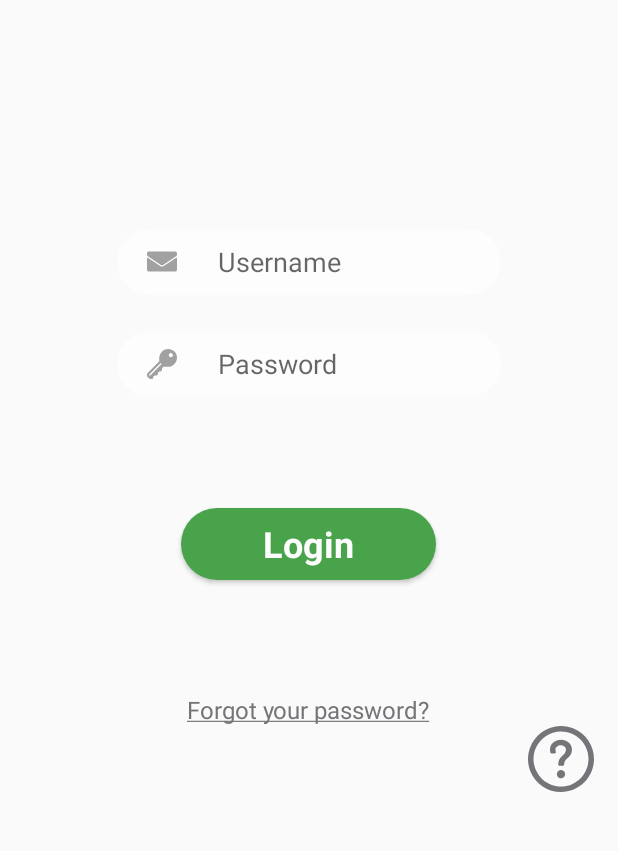
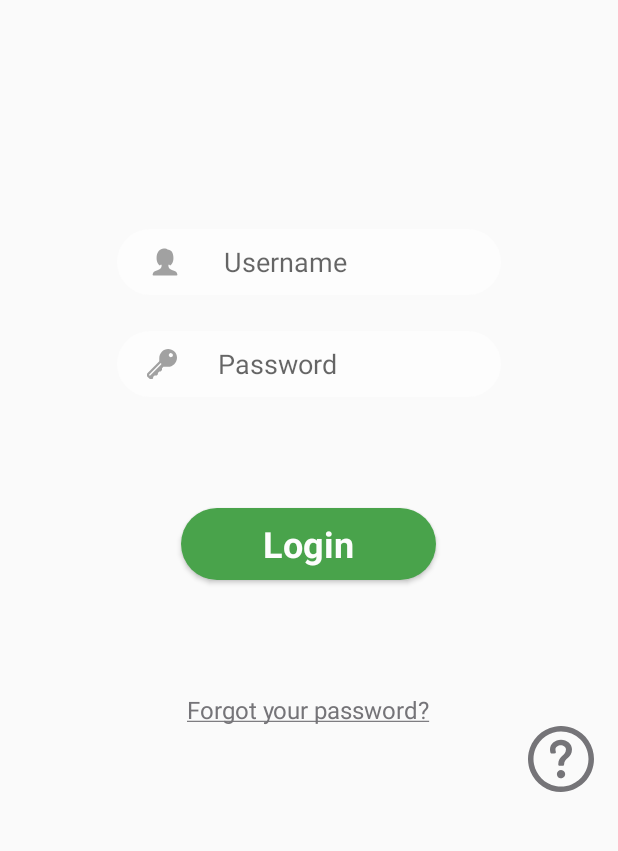
Before and after one commit to nessv/ps-advisor-app, an Android app: the screen it shows after launch (LoginActivity), on a phone screen of 412 x 824 dp, the part 327-1178 px from its top. Run offline under Robolectric (Android 15) with nearby library versions, the phone set to English and light mode, and no system bars; our stand-ins replace Dagger/Hilt's generated code, Room's generated code; libraries missing offline, so code that uses them is left out: com.facebook.drawee, com.instabug.library; 2 statements that could not run were skipped.

Commit message:
Replace icon with username icon

```diff
--- /dev/null
+++ b/app/src/main/res/drawable/login_username_icon.xml
@@ -0,0 +1,4 @@
+<vector android:height="24dp" android:viewportHeight="64.0"
+    android:viewportWidth="64.0" android:width="24dp" xmlns:android="http://schemas.android.com/apk/res/android">
+    <path android:fillColor="#A1A1A1" android:fillType="evenOdd" android:pathData="M18.6,46.59c5.91,-1.95 7.33,-3.86 7.41,-9.08a11.89,11.89 0,0 1,-1.09 -1c-0.83,0.82 -1.28,1.52 -1.9,1.52 -1.48,0 -6,-3.83 -6,-13 0,-10.74 5.92,-17 13,-17 3.39,0 5.18,0.29 7,2 5.19,0 10,3.88 10,15 0,9.1 -4.47,13 -6,13 -0.64,0 -1.09,-0.7 -1.91,-1.51a11.92,11.92 0,0 1,-1.08 0.99c0.08,5.23 1.5,7.14 7.41,9.08 5.53,1.82 8.14,3.09 8.6,7.77a1.51,1.51 0,0 1,-1.5 1.66H11.5a1.51,1.51 0,0 1,-1.5 -1.66C10.46,49.68 13.07,48.41 18.6,46.59Z"/>
+</vector>
--- a/app/src/main/res/layout/fragment_login.xml
+++ b/app/src/main/res/layout/fragment_login.xml
@@ -65,7 +65,7 @@
                 android:layout_marginBottom="12dp"
                 android:paddingLeft="20dp"
                 android:singleLine="true"
-                android:drawableLeft="@drawable/login_mailicon"
+                android:drawableLeft="@drawable/login_username_icon"
                 android:drawablePadding="27dp"/>
 
             <EditText
```
